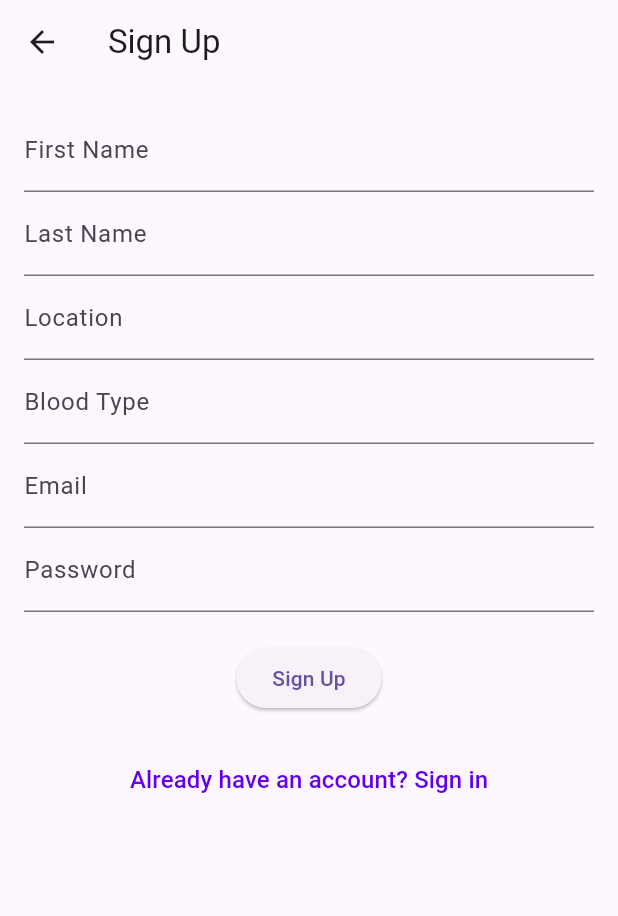
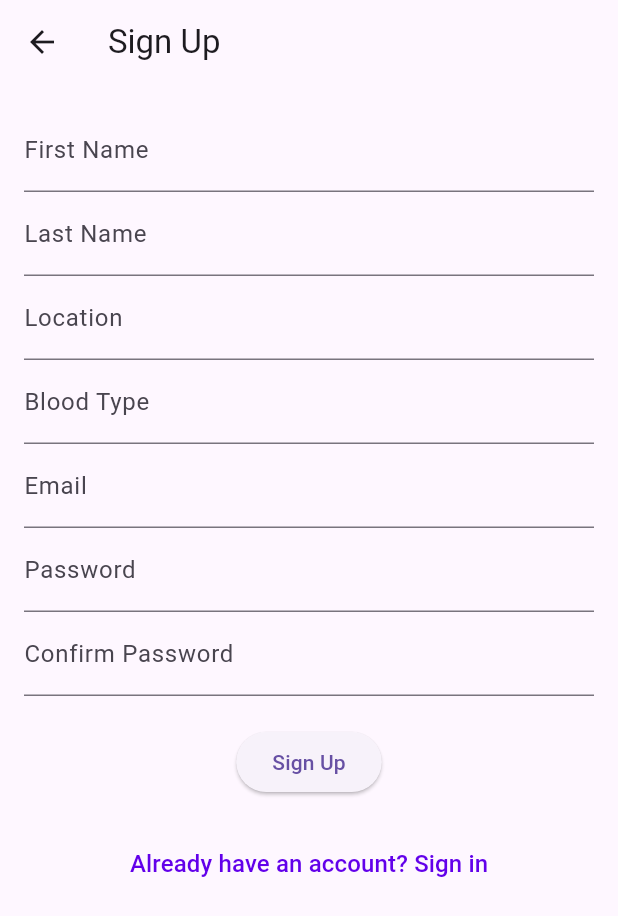
Before and after one commit to Mo963syr/Blood-bridge-app, a Flutter app: the SignupPage screen opened by its route, after a tap on "Sign Up", on a phone screen of 412 x 824 dp. Shown: the top 916 px of the screen. Run offline on Flutter 3.47's test engine with Material 3 defaults, Android fonts, the phone set to English and light mode, and no system bars; network calls fail.

Commit message:
version1.1

```diff
--- a/frontend/lib/signup_page.dart
+++ b/frontend/lib/signup_page.dart
@@ -1,3 +1,4 @@
+
 import 'package:flutter/material.dart';
 import 'package:http/http.dart' as http;
 import 'dart:convert';
@@ -16,8 +17,16 @@ class _SignupPageState extends State<SignupPage> {
   final TextEditingController _bloodTypeController = TextEditingController();
   final TextEditingController _emailController = TextEditingController();
   final TextEditingController _passwordController = TextEditingController();
+  final TextEditingController _confirmPasswordController = TextEditingController();
 
   Future<void> signup() async {
+    if (_passwordController.text != _confirmPasswordController.text) {
+      ScaffoldMessenger.of(context).showSnackBar(
+        SnackBar(content: Text('Passwords do not match')),
+      );
+      return;
+    }
+
     final response = await http.post(
       Uri.parse('http://localhost:8080/signup'), // تأكد من ضبط عنوان الخادم
       headers: {'Content-Type': 'application/json'},
@@ -39,7 +48,6 @@ class _SignupPageState extends State<SignupPage> {
       } else {
         ScaffoldMessenger.of(context)
             .showSnackBar(SnackBar(content: Text('Sign up successful')));
-        // الانتقال إلى الصفحة الرئيسية بعد التسجيل الناجح
         Navigator.pushReplacement(
           context,
           MaterialPageRoute(builder: (context) => HomePage()),
@@ -57,6 +65,7 @@ class _SignupPageState extends State<SignupPage> {
       appBar: AppBar(title: Text('Sign Up')),
       body: Padding(
         padding: const EdgeInsets.all(16.0),
+        child: SingleChildScrollView(
           child: Column(
             children: [
               TextField(
@@ -84,6 +93,11 @@ class _SignupPageState extends State<SignupPage> {
                 decoration: InputDecoration(labelText: 'Password'),
                 obscureText: true,
               ),
+              TextField(
+                controller: _confirmPasswordController,
+                decoration: InputDecoration(labelText: 'Confirm Password'),
+                obscureText: true,
+              ),
               SizedBox(height: 20),
               ElevatedButton(
                 onPressed: signup,
@@ -108,6 +122,7 @@ class _SignupPageState extends State<SignupPage> {
             ],
           ),
         ),
+      ),
     );
   }
 }
```
Also changed, not shown: frontend/lib/signin_page.dart (+6 -1 lines), 2 other files. Lines whose indentation alone changed are shown as unchanged.
